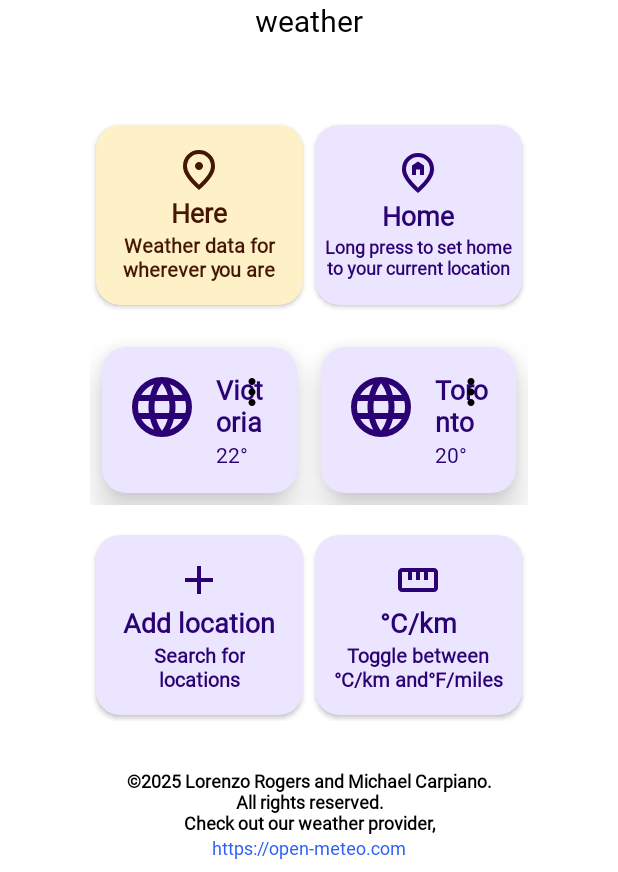
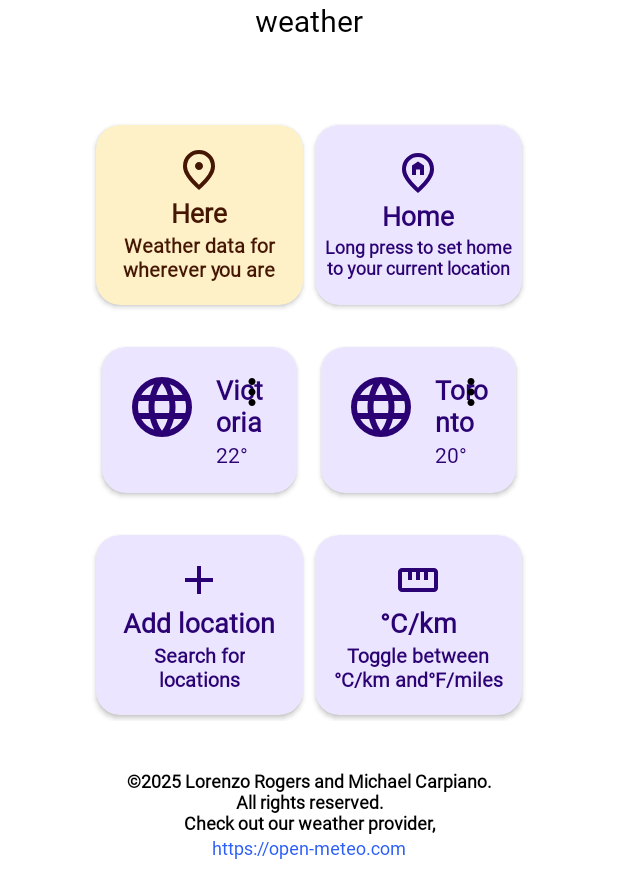
Before and after one commit to lorenzorogers/Atmosphere, an Android app: the HomeActivity screen opened directly, with no data from a screen before it, on a phone screen of 412 x 824 dp, the part 364-1236 px from its top. Run offline under Robolectric (Android 15) with nearby library versions, the phone set to English and light mode, and no system bars.

Commit message:
fix: Remove ridiculous shadow from recyclerview

```diff
--- a/app/src/main/res/layout/activity_home.xml
+++ b/app/src/main/res/layout/activity_home.xml
@@ -182,7 +182,6 @@
                 android:layout_width="match_parent"
                 android:layout_height="wrap_content"
                 android:paddingTop="16dp"
-                android:elevation="200dp"
                 android:contentDescription="@string/activityHomeRecyclerViewContentDesc"
                 android:nestedScrollingEnabled="false"
                 android:clipToPadding="false"
--- a/app/src/main/res/layout/item_card.xml
+++ b/app/src/main/res/layout/item_card.xml
@@ -6,8 +6,6 @@
     xmlns:app="http://schemas.android.com/apk/res-auto"
     xmlns:tools="http://schemas.android.com/tools"
     android:layout_margin="8dp"
-    android:translationZ="12dp"
-    android:elevation="200dp"
     android:backgroundTint="@color/atmosphere_purple_100"
     app:cardCornerRadius="16dp">
 
```
